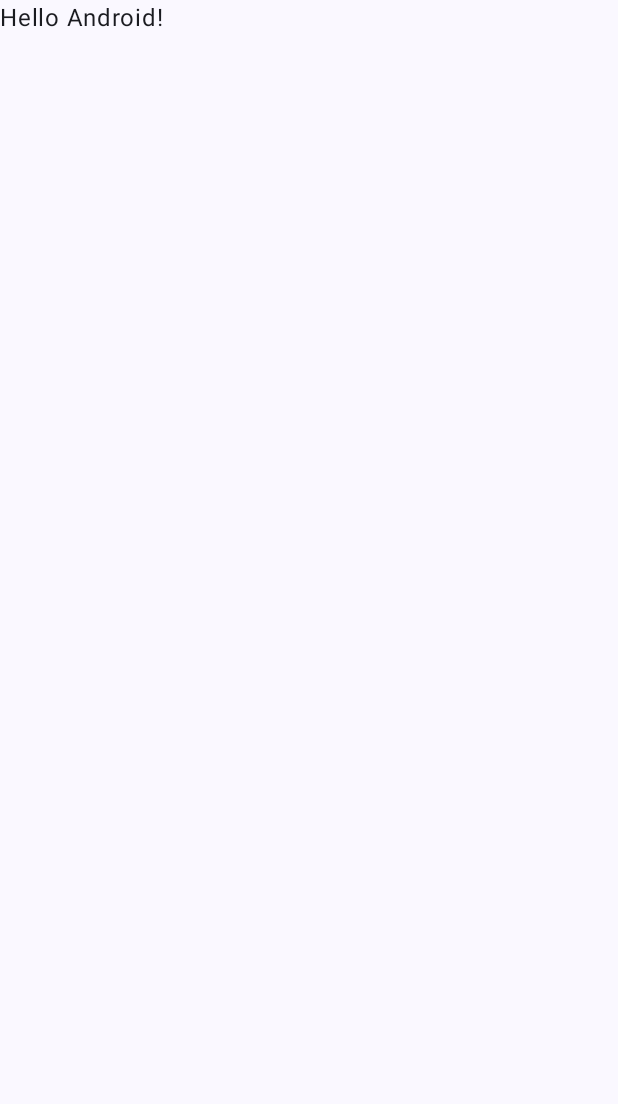
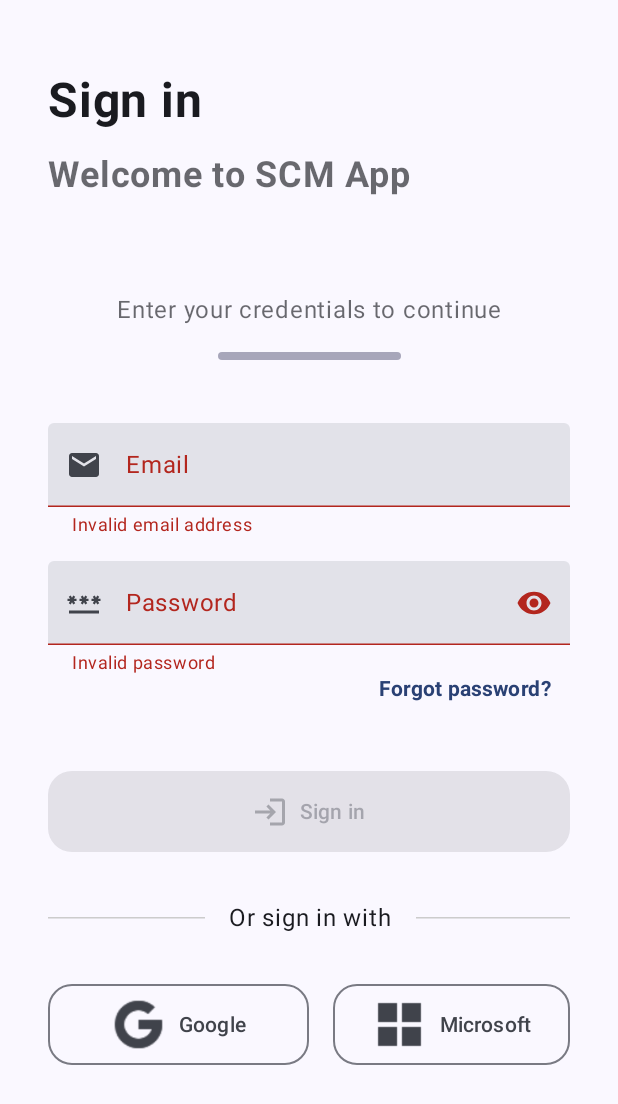
Before and after one commit to CarlosMacaneta/school-content-manager-compose, an Android app built with Jetpack Compose: the screen it shows after launch (MainActivity), on a phone screen of 412 x 824 dp. Before the commit the part shown is almost empty. Shown: the top 1104 px of the screen. Run offline under Robolectric (Android 15) with nearby library versions, the phone set to English and light mode, and no system bars.

Commit message:
feat: implementing login screen

```diff
--- a/app/src/main/AndroidManifest.xml
+++ b/app/src/main/AndroidManifest.xml
@@ -3,6 +3,7 @@
     xmlns:tools="http://schemas.android.com/tools">
 
     <application
+        android:name=".App"
         android:allowBackup="true"
         android:dataExtractionRules="@xml/data_extraction_rules"
         android:fullBackupContent="@xml/backup_rules"
@@ -15,7 +16,6 @@
         <activity
             android:name=".MainActivity"
             android:exported="true"
-            android:label="@string/app_name"
             android:theme="@style/Theme.SchoolContentManagerComposer">
             <intent-filter>
                 <action android:name="android.intent.action.MAIN" />
--- /dev/null
+++ b/app/src/main/java/com/cm/schoolcontentmanager/App.kt
@@ -0,0 +1,17 @@
+package com.cm.schoolcontentmanager
+
+import android.app.Application
+import com.cm.schoolcontentmanager.login.di.loginModule
+import org.koin.android.ext.koin.androidContext
+import org.koin.core.context.startKoin
+
+class App: Application() {
+    override fun onCreate() {
+        super.onCreate()
+
+        startKoin {
+            androidContext(this@App)
+            modules(loginModule)
+        }
+    }
+}
--- a/app/src/main/java/com/cm/schoolcontentmanager/MainActivity.kt
+++ b/app/src/main/java/com/cm/schoolcontentmanager/MainActivity.kt
@@ -5,12 +5,8 @@ import androidx.activity.ComponentActivity
 import androidx.activity.compose.setContent
 import androidx.activity.enableEdgeToEdge
 import androidx.compose.foundation.layout.fillMaxSize
-import androidx.compose.foundation.layout.padding
-import androidx.compose.material3.Scaffold
-import androidx.compose.material3.Text
-import androidx.compose.runtime.Composable
 import androidx.compose.ui.Modifier
-import androidx.compose.ui.tooling.preview.Preview
+import com.cm.schoolcontentmanager.login.LoginScreen
 import com.cm.schoolcontentmanager.ui.theme.SchoolContentManagerComposerTheme
 
 class MainActivity : ComponentActivity() {
@@ -19,29 +15,8 @@ class MainActivity : ComponentActivity() {
         enableEdgeToEdge()
         setContent {
             SchoolContentManagerComposerTheme {
-                Scaffold(modifier = Modifier.fillMaxSize()) { innerPadding ->
-                    Greeting(
-                        name = "Android",
-                        modifier = Modifier.padding(innerPadding)
-                    )
-                }
+                LoginScreen(modifier = Modifier.fillMaxSize())
             }
         }
     }
 }
-
-@Composable
-fun Greeting(name: String, modifier: Modifier = Modifier) {
-    Text(
-        text = "Hello $name!",
-        modifier = modifier
-    )
-}
-
-@Preview(showBackground = true)
-@Composable
-fun GreetingPreview() {
-    SchoolContentManagerComposerTheme {
-        Greeting("Android")
-    }
-}
--- /dev/null
+++ b/app/src/main/java/com/cm/schoolcontentmanager/login/LoginScreen.kt
@@ -0,0 +1,325 @@
+package com.cm.schoolcontentmanager.login
+
+import androidx.compose.animation.AnimatedVisibility
+import androidx.compose.foundation.background
+import androidx.compose.foundation.layout.Arrangement
+import androidx.compose.foundation.layout.Box
+import androidx.compose.foundation.layout.Column
+import androidx.compose.foundation.layout.Row
+import androidx.compose.foundation.layout.Spacer
+import androidx.compose.foundation.layout.fillMaxWidth
+import androidx.compose.foundation.layout.height
+import androidx.compose.foundation.layout.offset
+import androidx.compose.foundation.layout.padding
+import androidx.compose.foundation.layout.size
+import androidx.compose.foundation.layout.width
+import androidx.compose.foundation.rememberScrollState
+import androidx.compose.foundation.shape.RoundedCornerShape
+import androidx.compose.foundation.text.KeyboardOptions
+import androidx.compose.foundation.verticalScroll
+import androidx.compose.material.icons.Icons
+import androidx.compose.material.icons.automirrored.filled.Login
+import androidx.compose.material.icons.filled.Email
+import androidx.compose.material.icons.filled.Password
+import androidx.compose.material.icons.filled.Visibility
+import androidx.compose.material.icons.filled.VisibilityOff
+import androidx.compose.material3.Button
+import androidx.compose.material3.CircularProgressIndicator
+import androidx.compose.material3.HorizontalDivider
+import androidx.compose.material3.Icon
+import androidx.compose.material3.IconButton
+import androidx.compose.material3.MaterialTheme
+import androidx.compose.material3.OutlinedButton
+import androidx.compose.material3.Scaffold
+import androidx.compose.material3.Text
+import androidx.compose.material3.TextButton
+import androidx.compose.material3.TextField
+import androidx.compose.runtime.Composable
+import androidx.compose.runtime.getValue
+import androidx.compose.runtime.mutableStateOf
+import androidx.compose.runtime.remember
+import androidx.compose.runtime.setValue
+import androidx.compose.ui.Alignment
+import androidx.compose.ui.Modifier
+import androidx.compose.ui.draw.alpha
+import androidx.compose.ui.graphics.Color
+import androidx.compose.ui.res.painterResource
+import androidx.compose.ui.res.stringResource
+import androidx.compose.ui.text.font.FontWeight
+import androidx.compose.ui.text.input.KeyboardType
+import androidx.compose.ui.text.input.PasswordVisualTransformation
+import androidx.compose.ui.text.input.VisualTransformation
+import androidx.compose.ui.text.style.TextAlign
+import androidx.compose.ui.text.style.TextOverflow
+import androidx.compose.ui.unit.dp
+import androidx.compose.ui.unit.sp
+import androidx.lifecycle.compose.collectAsStateWithLifecycle
+import com.cm.schoolcontentmanager.R
+import com.cm.schoolcontentmanager.login.states.FieldType
+import com.cm.schoolcontentmanager.login.states.LoginAction
+import com.cm.schoolcontentmanager.login.states.LoginUiState
+import com.cm.schoolcontentmanager.ui.theme.PurpleGray
+import org.koin.androidx.compose.koinViewModel
+
+@Composable
+fun LoginScreen(
+    modifier: Modifier = Modifier,
+    viewModel: LoginViewModel = koinViewModel()
+) {
+    val uiState by viewModel.uiState.collectAsStateWithLifecycle()
+
+    LoginUI(
+        modifier = modifier,
+        uiState = uiState,
+        onAction = viewModel::onAction
+    )
+}
+
+@Composable
+private fun LoginUI(
+    modifier: Modifier = Modifier,
+    uiState: LoginUiState,
+    onAction: (LoginAction) -> Unit
+) {
+
+    var isPasswordHidden by remember { mutableStateOf(true) }
+
+    Scaffold { innerPadding ->
+        Column(
+            modifier = modifier
+                .padding(innerPadding)
+                .verticalScroll(rememberScrollState()),
+            verticalArrangement = Arrangement.spacedBy(16.dp, Alignment.Top),
+            horizontalAlignment = Alignment.CenterHorizontally
+        ) {
+            Spacer(modifier = Modifier.height(32.dp))
+            Column(
+                modifier = Modifier
+                    .fillMaxWidth()
+                    .padding(horizontal = 32.dp),
+                verticalArrangement = Arrangement.spacedBy(16.dp),
+                horizontalAlignment = Alignment.Start
+            ) {
+                Text(
+                    text = stringResource(R.string.sign_in),
+                    fontSize = 32.sp,
+                    fontWeight = FontWeight.Bold
+                )
+                Text(
+                    modifier = Modifier
+                        .fillMaxWidth()
+                        .alpha(.65f),
+                    text = stringResource(R.string.sign_in_welcome),
+                    fontSize = 24.sp,
+                    fontWeight = FontWeight.Bold
+                )
+
+                Spacer(modifier = Modifier.size(32.dp))
+                Column(
+                    modifier = Modifier.fillMaxWidth(),
+                    verticalArrangement = Arrangement.Center,
+                    horizontalAlignment = Alignment.CenterHorizontally
+                ) {
+                    Text(
+                        text = "Enter your credentials to continue",
+                        maxLines = 1,
+                        softWrap = true,
+                        overflow = TextOverflow.Ellipsis,
+                        fontWeight = FontWeight.Normal,
+                        textAlign = TextAlign.Center,
+                        modifier = Modifier
+                            .fillMaxWidth()
+                            .alpha(.65f),
+                    )
+                    Spacer(modifier = Modifier.size(16.dp))
+                    Box(
+                        modifier = Modifier
+                            .fillMaxWidth(.35f)
+                            .height(5.dp)
+                            .background(
+                                color = PurpleGray,
+                                shape = RoundedCornerShape(32.dp)
+                            )
+                    )
+                }
+            }
+            Spacer(modifier = Modifier.height(10.dp))
+            TextField(
+                modifier = Modifier
+                    .fillMaxWidth()
+                    .padding(horizontal = 32.dp),
+                value = uiState.email,
+                onValueChange = {
+                    onAction(LoginAction.OnFieldChange(FieldType.EMAIL, it))
+                },
+                isError = !uiState.isValidEmail,
+                enabled = !uiState.isLoading,
+                supportingText = {
+                    if (!uiState.isValidEmail) {
+                        Text(
+                            text = stringResource(R.string.invalid_email),
+                            color = MaterialTheme.colorScheme.error
+                        )
+                    }
+                },
+                leadingIcon = {
+                    Icon(
+                        imageVector = Icons.Default.Email,
+                        contentDescription = stringResource(R.string.email)
+                    )
+                },
+                label = {
+                    Text(text = stringResource(R.string.email))
+                },
+                placeholder = {
+                    Text(text = stringResource(R.string.email))
+                },
+                singleLine = true,
+                maxLines = 1,
+                keyboardOptions = KeyboardOptions(keyboardType = KeyboardType.Email)
+            )
+
+            Column(
+                modifier = Modifier
+                    .fillMaxWidth()
+                    .padding(horizontal = 32.dp),
+                verticalArrangement = Arrangement.Top,
+                horizontalAlignment = Alignment.CenterHorizontally
+            ) {
+                TextField(
+                    modifier = Modifier
+                        .fillMaxWidth(),
+                    value = uiState.password,
+                    onValueChange = {
+                        onAction(LoginAction.OnFieldChange(FieldType.PASSWORD, it))
+                    },
+                    isError = !uiState.isValidPassword,
+                    enabled = !uiState.isLoading,
+                    supportingText = {
+                        if (!uiState.isValidPassword) {
+                            Text(
+                                text = stringResource(R.string.invalid_password),
+                                color = MaterialTheme.colorScheme.error
+                            )
+                        }
+                    },
+                    leadingIcon = {
+                        Icon(
+                            imageVector = Icons.Default.Password,
+                            contentDescription = stringResource(R.string.password)
+                        )
+                    },
+                    trailingIcon = {
+                        IconButton(onClick = { isPasswordHidden = !isPasswordHidden }) {
+                            Icon(
+                                imageVector = if (isPasswordHidden) Icons.Default.Visibility
+                                else Icons.Default.VisibilityOff,
+                                contentDescription = null
+                            )
+                        }
+                    },
+                    label = {
+                        Text(text = stringResource(R.string.password))
+                    },
+                    placeholder = {
+                        Text(text = stringResource(R.string.password))
+                    },
+                    keyboardOptions = KeyboardOptions(keyboardType = KeyboardType.Password),
+                    visualTransformation = if (isPasswordHidden) PasswordVisualTransformation()
+                        else VisualTransformation.None
+                )
+
+                TextButton(
+                    modifier = Modifier
+                        .align(Alignment.End)
+                        .offset(y = (-15).dp),
+                    onClick = { onAction(LoginAction.ForgotPassword) }
+                ) {
+                    Text(
+                        text = stringResource(R.string.forgot_password),
+                        fontWeight = FontWeight.Bold
+                    )
+                }
+            }
+
+            Button(
+                modifier = Modifier
+                    .fillMaxWidth()
+                    .height(54.dp)
+                    .padding(horizontal = 32.dp),
+                shape = RoundedCornerShape(16.dp),
+                onClick = { onAction(LoginAction.SignIn) },
+                enabled = uiState.isSignInEnabled && !uiState.isLoading,
+            ) {
+                Icon(
+                    imageVector = Icons.AutoMirrored.Default.Login,
+                    contentDescription = stringResource(R.string.sign_in)
+                )
+                Spacer(modifier = Modifier.width(8.dp))
+                Text(text = stringResource(R.string.sign_in))
+            }
+
+            AnimatedVisibility (uiState.isLoading) {
+                CircularProgressIndicator()
+            }
+
+            Row(
+                modifier = Modifier
+                    .fillMaxWidth()
+                    .padding(horizontal = 32.dp, vertical = 16.dp),
+                horizontalArrangement = Arrangement.spacedBy(16.dp, Alignment.CenterHorizontally),
+                verticalAlignment = Alignment.CenterVertically
+            ) {
+                HorizontalDivider(
+                    modifier = Modifier.fillMaxWidth(0.3f),
+                    color = Color.LightGray
+                )
+                Text(text = stringResource(R.string.or_sign_in_with))
+                HorizontalDivider(
+                    modifier = Modifier.fillMaxWidth(),
+                    color = Color.LightGray
+                )
+            }
+
+            Row(
+                modifier = Modifier
+                    .fillMaxWidth()
+                    .padding(horizontal = 32.dp),
+                horizontalArrangement = Arrangement.spacedBy(16.dp, Alignment.CenterHorizontally),
+                verticalAlignment = Alignment.CenterVertically
+            ) {
+                OutlinedButton(
+                    modifier = Modifier
+                        .fillMaxWidth(.5f)
+                        .height(54.dp),
+                    shape = RoundedCornerShape(16.dp),
+                    onClick = { onAction(LoginAction.SignInWithGoogle) },
+                    enabled = !uiState.isLoading,
+                ) {
+                    Icon(
+                        painter = painterResource(R.drawable.ic_google),
+                        contentDescription = stringResource(R.string.sign_in_with_google)
+                    )
+                    Spacer(modifier = Modifier.width(8.dp))
+                    Text(text = stringResource(R.string.google))
+                }
+
+                OutlinedButton(
+                    modifier = Modifier
+                        .fillMaxWidth()
+                        .height(54.dp),
+                    shape = RoundedCornerShape(16.dp),
+                    onClick = { onAction(LoginAction.SignInWithGoogle) },
+                    enabled = !uiState.isLoading,
+                ) {
+                    Icon(
+                        painter = painterResource(R.drawable.ic_microsoft),
+                        contentDescription = stringResource(R.string.sign_in_with_microsoft)
+                    )
+                    Spacer(modifier = Modifier.width(8.dp))
+                    Text(text = stringResource(R.string.microsoft))
+                }
+            }
+        }
+    }
+}
--- /dev/null
+++ b/app/src/main/java/com/cm/schoolcontentmanager/login/LoginViewModel.kt
@@ -0,0 +1,60 @@
+package com.cm.schoolcontentmanager.login
+
+import androidx.lifecycle.ViewModel
+import androidx.lifecycle.viewModelScope
+import com.cm.schoolcontentmanager.login.states.FieldType
+import com.cm.schoolcontentmanager.login.states.LoginAction
+import com.cm.schoolcontentmanager.login.states.LoginUiState
+import kotlinx.coroutines.flow.MutableStateFlow
+import kotlinx.coroutines.flow.asStateFlow
+import kotlinx.coroutines.flow.update
+import kotlinx.coroutines.launch
+
+class LoginViewModel: ViewModel() {
+
+    private val _uiState = MutableStateFlow(LoginUiState())
+    val uiState = _uiState.asStateFlow()
+
+    fun onAction(action: LoginAction) {
+        when (action) {
+            is LoginAction.SignIn -> { signIn() }
+            is LoginAction.SignInWithGoogle -> { signInWithGoogle() }
+            is LoginAction.SignInWithMicrosoft -> {}
+            is LoginAction.ForgotPassword -> {}
+            is LoginAction.OnFieldChange -> {
+                updateFieldData(action.field, action.value)
+            }
+        }
+    }
+
+    private fun updateFieldData(field: FieldType, value: String) {
+        when (field) {
+            FieldType.EMAIL -> {
+                _uiState.update {
+                    it.copy(email = value)
+                }
+            }
+            FieldType.PASSWORD -> {
+                _uiState.update {
+                    it.copy(password = value)
+                }
+            }
+        }
+    }
+
+    private fun signIn() {
+        viewModelScope.launch {
+            _uiState.update {
+                it.copy(isLoading = true)
+            }
+        }
+    }
+
+    private fun signInWithGoogle() {
+        viewModelScope.launch {
+            _uiState.update {
+                it.copy(isLoading = true)
+            }
+        }
+    }
+}
--- /dev/null
+++ b/app/src/main/java/com/cm/schoolcontentmanager/login/di/LoginModule.kt
@@ -0,0 +1,9 @@
+package com.cm.schoolcontentmanager.login.di
+
+import com.cm.schoolcontentmanager.login.LoginViewModel
+import org.koin.androidx.viewmodel.dsl.viewModel
+import org.koin.dsl.module
+
+val loginModule = module {
+    viewModel { LoginViewModel() }
+}
--- /dev/null
+++ b/app/src/main/java/com/cm/schoolcontentmanager/login/states/FieldType.kt
@@ -0,0 +1,6 @@
+package com.cm.schoolcontentmanager.login.states
+
+enum class FieldType {
+    EMAIL,
+    PASSWORD
+}
--- /dev/null
+++ b/app/src/main/java/com/cm/schoolcontentmanager/login/states/LoginAction.kt
@@ -0,0 +1,12 @@
+package com.cm.schoolcontentmanager.login.states
+
+import androidx.compose.runtime.Immutable
+
+@Immutable
+sealed class LoginAction() {
+    data class OnFieldChange(val field: FieldType, val value: String) : LoginAction()
+    data object SignIn : LoginAction()
+    data object SignInWithGoogle : LoginAction()
+    data object SignInWithMicrosoft : LoginAction()
+    data object ForgotPassword : LoginAction()
+}
--- /dev/null
+++ b/app/src/main/java/com/cm/schoolcontentmanager/login/states/LoginUiState.kt
@@ -0,0 +1,21 @@
+package com.cm.schoolcontentmanager.login.states
+
+import android.util.Patterns
+import androidx.compose.runtime.Immutable
+import com.cm.schoolcontentmanager.utils.Util
+
+@Immutable
+data class LoginUiState(
+    val isLoading: Boolean = false,
+    val email: String = "",
+    val password: String = ""
+) {
+    val isSignInEnabled: Boolean
+        get() = email.isNotBlank() && password.isNotBlank() && isValidEmail && isValidPassword
+
+    val isValidEmail: Boolean
+        get() = Patterns.EMAIL_ADDRESS.matcher(email).matches() && email.isNotBlank()
+
+    val isValidPassword: Boolean
+        get() = Util.isValidPassword(password) && password.isNotBlank()
+}
--- a/app/src/main/java/com/cm/schoolcontentmanager/ui/theme/Color.kt
+++ b/app/src/main/java/com/cm/schoolcontentmanager/ui/theme/Color.kt
@@ -9,3 +9,6 @@ val Pink80 = Color(0xFFEFB8C8)
 val Purple40 = Color(0xFF6650a4)
 val PurpleGrey40 = Color(0xFF625b71)
 val Pink40 = Color(0xFF7D5260)
+
+
+val PurpleGray = Color(0xFFA7A6BA)
--- /dev/null
+++ b/app/src/main/java/com/cm/schoolcontentmanager/utils/Util.kt
@@ -0,0 +1,11 @@
+package com.cm.schoolcontentmanager.utils
+
+object Util {
+
+    private const val PASSWORD_REGEX = "^(?=.*[0-9])(?=.*[a-z])(?=.*[A-Z])(?=.*[@#$%^&+=])(?=\\S+$).{8,}$"
+
+    fun isValidPassword(password: String): Boolean {
+        return password.matches(PASSWORD_REGEX.toRegex())
+    }
+
+}
--- a/app/src/main/res/values/strings.xml
+++ b/app/src/main/res/values/strings.xml
@@ -1,3 +1,15 @@
 <resources>
     <string name="app_name">School Content Manager Composer</string>
+    <string name="sign_in">Sign in</string>
+    <string name="invalid_email">Invalid email address</string>
+    <string name="invalid_password">Invalid password</string>
+    <string name="email">Email</string>
+    <string name="password">Password</string>
+    <string name="sign_in_with_google">Sign in with google</string>
+    <string name="sign_in_with_microsoft">Sign in with microsoft</string>
+    <string name="google">Google</string>
+    <string name="microsoft">Microsoft</string>
+    <string name="or_sign_in_with">Or sign in with</string>
+    <string name="forgot_password">Forgot password?</string>
+    <string name="sign_in_welcome">Welcome to SCM App</string>
 </resources>
```
Also changed, not shown: app/src/main/res/drawable/ic_google.png (added), app/src/main/res/drawable/ic_microsoft.png (added).
